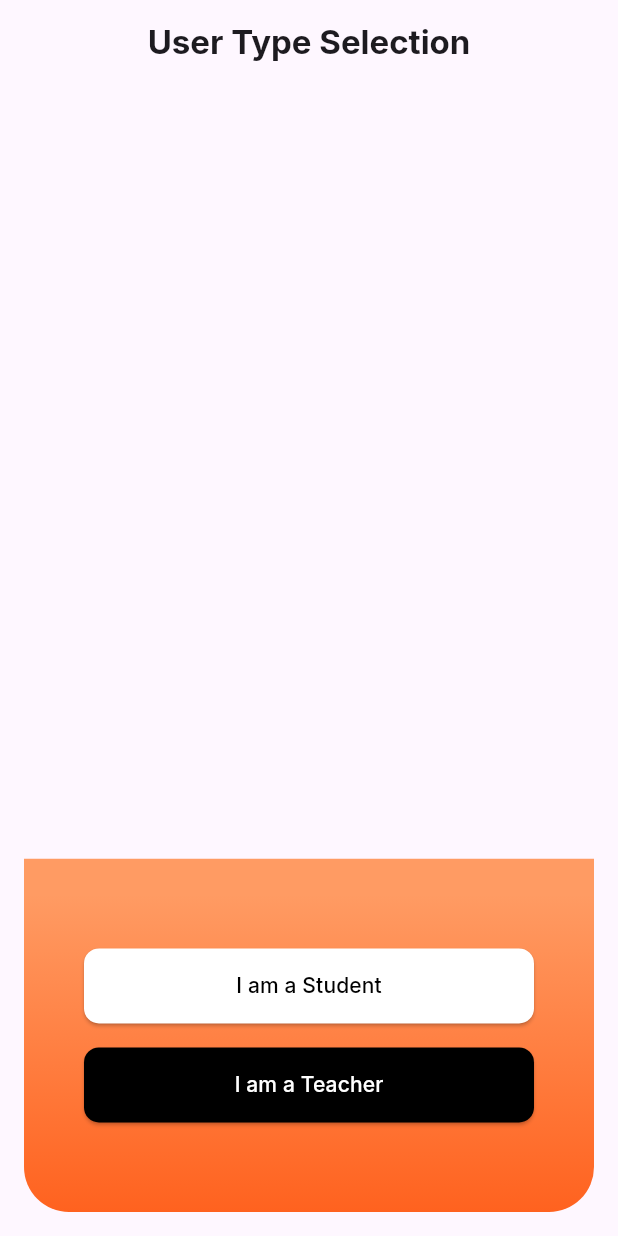
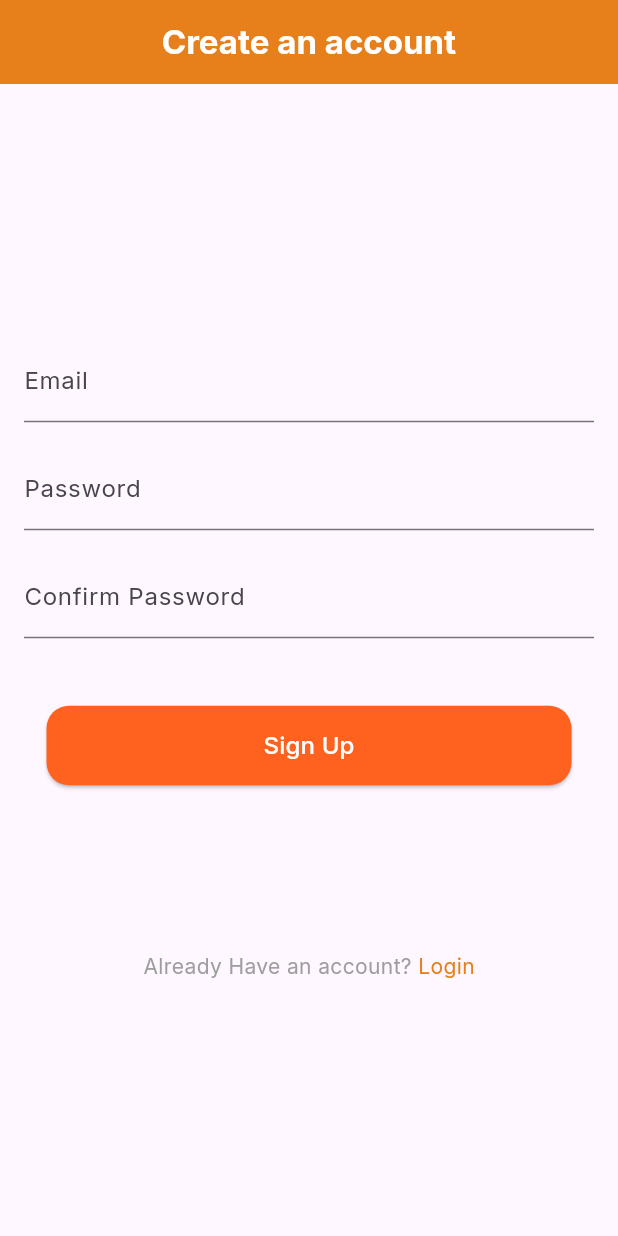
Before and after one commit to SauravHaldar04/Tech-a-thon-Cyber-Neekz, a Flutter app: the screen it shows after launch, on a phone screen of 412 x 824 dp. Run offline on Flutter 3.47's test engine with Material 3 defaults, Android fonts, the phone set to English and light mode, and no system bars.

Commit message:
Signup Screen added

```diff
--- a/lib/main.dart
+++ b/lib/main.dart
@@ -1,5 +1,6 @@
 import 'package:flutter/material.dart';
 import 'package:techathon/screens/student_signup.dart';
+import 'package:techathon/screens/student_signup_2.dart';
 import 'package:techathon/screens/teacher_signup.dart';
 import 'package:techathon/screens/user_type_selection.dart';
 
@@ -19,7 +20,7 @@
         fontFamily: 'Inter',
         primarySwatch: Colors.blue,
       ),
-      home: const UserTypeSelectionPage(),
+      home: const StudentSignupPage2(),
     );
   }
 }
--- /dev/null
+++ b/lib/screens/student_signup_2.dart
@@ -0,0 +1,104 @@
+import 'package:flutter/material.dart';
+
+class StudentSignupPage2 extends StatelessWidget {
+  const StudentSignupPage2({super.key});
+
+  @override
+  Widget build(BuildContext context) {
+    return Scaffold(
+      appBar: AppBar(
+        centerTitle: true,
+        title: const Text(
+          'Create an account',
+          style: TextStyle(color: Colors.white, fontWeight: FontWeight.bold),
+        ),
+        backgroundColor: const Color.fromARGB(255, 231, 128, 26),
+      ),
+      body: Padding(
+        padding: const EdgeInsets.all(16.0),
+        child: Column(
+          mainAxisAlignment: MainAxisAlignment.center,
+          children: [
+            const TextField(
+              decoration: InputDecoration(
+                labelText: 'Email',
+                floatingLabelStyle: TextStyle(color: Colors.orange),
+                focusColor: Colors.orange,
+                focusedBorder: UnderlineInputBorder(
+                  borderSide: BorderSide(color: Colors.orange),
+                ),
+              ),
+            ),
+            const SizedBox(height: 16.0),
+            const TextField(
+              obscureText: true,
+              decoration: InputDecoration(
+                focusedBorder: UnderlineInputBorder(
+                  borderSide: BorderSide(color: Colors.orange),
+                ),
+                labelText: 'Password',
+                floatingLabelStyle: TextStyle(color: Colors.orange),
+              ),
+            ),
+            const SizedBox(height: 16.0),
+            const TextField(
+              obscureText: true,
+              decoration: InputDecoration(
+                focusedBorder: UnderlineInputBorder(
+                  borderSide: BorderSide(color: Colors.orange),
+                ),
+                labelText: 'Confirm Password',
+                floatingLabelStyle: TextStyle(color: Colors.orange),
+              ),
+            ),
+            const SizedBox(height: 45.0),
+            ElevatedButton(
+              onPressed: () {
+                // Perform student login logic here
+              },
+              style: ElevatedButton.styleFrom(
+                backgroundColor: const Color.fromRGBO(255, 98, 31, 1),
+                shape: RoundedRectangleBorder(
+                  borderRadius: BorderRadius.circular(15.0),
+                ),
+                minimumSize: const Size(350.0, 45.0),
+              ),
+              child: const Padding(
+                padding: EdgeInsets.all(15.0),
+                child: Text(
+                  'Sign Up',
+                  style: TextStyle(color: Colors.white, fontSize: 16),
+                ),
+              ),
+            ),
+            const SizedBox(height: 45.0),
+            const SizedBox(height: 50.0),
+            const SizedBox(height: 16.0),
+            Row(
+              mainAxisAlignment: MainAxisAlignment.center,
+              children: [
+                const Text(
+                  'Already Have an account? ',
+                  style: TextStyle(
+                    color: Colors.grey,
+                  ),
+                ),
+                GestureDetector(
+                  onTap: () {
+                    // Perform navigation logic here
+                  },
+                  child: const Text(
+                    'Login',
+                    style: TextStyle(
+                      color: Color.fromARGB(255, 231, 128, 26),
+                    ),
+                  ),
+                ),
+              ],
+            ),
+          ],
+        ),
+      ),
+    );
+  }
+}
```
